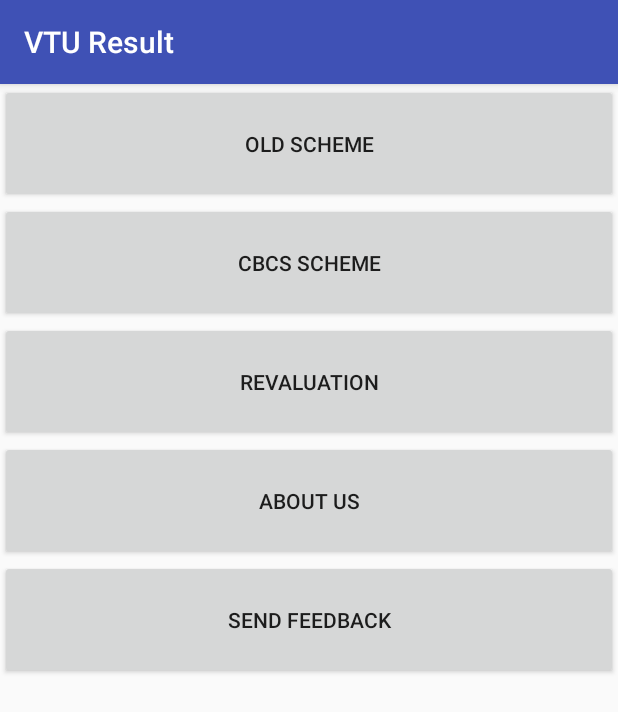
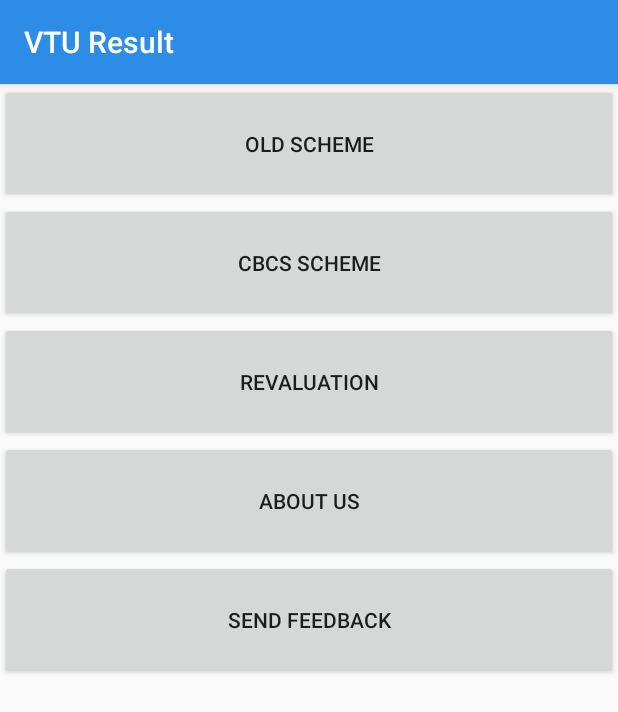
Before and after one commit to kuldeeps48/VTU-Result-Notifier, an Android app: the screen it shows after launch (MainActivity), on a phone screen of 412 x 824 dp. Shown: the top 712 px of the screen. Run offline under Robolectric (Android 15) with nearby library versions, the phone set to English and light mode, and no system bars.

Commit message:
App theme color to blue

```diff
--- a/app/src/main/res/values/colors.xml
+++ b/app/src/main/res/values/colors.xml
@@ -1,6 +1,6 @@
 <?xml version="1.0" encoding="utf-8"?>
 <resources>
-    <color name="colorPrimary">#3F51B5</color>
-    <color name="colorPrimaryDark">#303F9F</color>
-    <color name="colorAccent">#ff4081</color>
+    <color name="colorPrimary">#2c8ce6</color>
+    <color name="colorPrimaryDark">#2c8ce6</color>
+    <color name="colorAccent">#2c8ce6</color>
 </resources>
```
